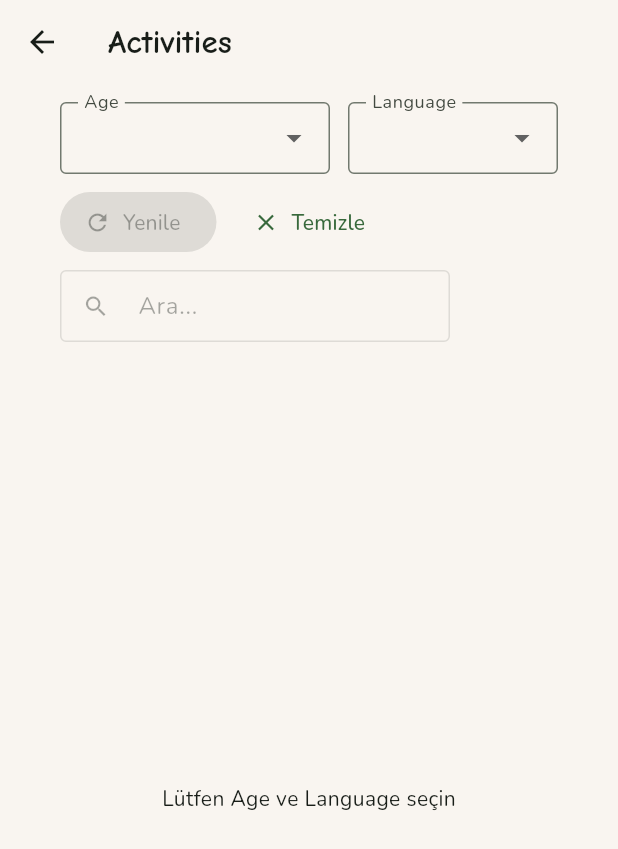
After one commit to mustafayildiz12/play_monti, a Flutter app: the ActivitiesTablePage screen opened by its route, on a phone screen of 412 x 824 dp. The commit adds this screen. Shown: the top 849 px of the screen. Run offline on Flutter 3.47's test engine with Material 3 defaults, Android fonts, the phone set to English and light mode, and no system bars; our stand-ins replace file_picker, firebase_auth, firebase_core, firebase_database, get, get_storage and 6 more; missing offline and left inert: excel, purchases_flutter, syncfusion_flutter_core; accounts and stored records are empty.

Commit message:
Changelog: => upload excel activities, => show all activities page

```diff
--- a/lib/constants/app_pages.dart
+++ b/lib/constants/app_pages.dart
@@ -3,6 +3,7 @@ import 'package:play_monti/constants/app_routes.dart';
 import 'package:play_monti/screens/Auth/forgot_password_screen.dart';
 import 'package:play_monti/screens/Auth/login_screen.dart';
 import 'package:play_monti/screens/Auth/register_page.dart';
+import 'package:play_monti/screens/ExcelActivity/activities_screen.dart';
 import 'package:play_monti/screens/ExcelActivity/upload_activity_excel.dart';
 import 'package:play_monti/screens/Home/ActivityDetail/activity_detail_page.dart';
 import 'package:play_monti/screens/Onboarding/onboarding_flow.dart';
@@ -12,6 +13,8 @@ import 'package:play_monti/screens/tab_screens.dart';
 
 class AppPages {
   static List<GetPage<dynamic>>? pages = [
+    GetPage(
+        name: AppRoutes.activityTable, page: () => const ActivitiesTablePage()),
     GetPage(
         name: AppRoutes.uploadActivityPage,
         page: () => const UploadActivityExcel()),
--- a/lib/constants/app_routes.dart
+++ b/lib/constants/app_routes.dart
@@ -13,4 +13,5 @@ class AppRoutes {
   static String uploadActivityPage = "/uploadActivity";
   static String forgotPasswordPage = "/forgotPassword";
   static String trialPage = "/trialPage";
+  static String activityTable = "/activityTable";
 }
--- /dev/null
+++ b/lib/screens/ExcelActivity/activities_screen.dart
@@ -0,0 +1,308 @@
+import 'package:flutter/material.dart';
+import 'package:play_monti/screens/ExcelActivity/activity_ds.dart';
+import 'package:play_monti/service/activty_service.dart';
+import 'package:syncfusion_flutter_core/theme.dart';
+import 'package:syncfusion_flutter_datagrid/datagrid.dart';
+
+/// --- SAYFA ---
+class ActivitiesTablePage extends StatefulWidget {
+  const ActivitiesTablePage({super.key});
+
+  @override
+  State<ActivitiesTablePage> createState() => _ActivitiesTablePageState();
+}
+
+class _ActivitiesTablePageState extends State<ActivitiesTablePage> {
+  // Dropdown verileri
+  static const List<String> ageOptions = [
+    '18-24',
+    '24-36',
+    '36-48',
+    '48-60',
+  ];
+  static const List<String> langOptions = ['tr', 'en'];
+
+  String? selectedAge;
+  String? selectedLang;
+
+  // UI
+  final TextEditingController _searchCtrl = TextEditingController();
+  bool isLoading = false;
+  String? errorText;
+
+  // DataGrid
+  final int rowsPerPage = 20;
+  ActivitiesDataSource? dataSource;
+  List<String> columns = [
+    // Düzenlenebilir: model kolonlarını burada belirtiyoruz.
+    // Modelin toJson'undan geliyor; yoksa dataSource._mapFromModel'i güncelle.
+    'day'
+        'activity_name'
+        'age_group'
+        'activity_type'
+        'improvement_area'
+        'materials'
+        'step_by_step'
+        'clue'
+        'emoji'
+        'warning_text'
+        'apothegm'
+  ];
+
+  // Veri yükleme
+  Future<void> _load() async {
+    if (selectedAge == null || selectedLang == null) return;
+    setState(() {
+      isLoading = true;
+      errorText = null;
+    });
+    try {
+      // --- Senin mevcut fonksiyonunu burada çağır ---
+      final list = await activityService.getAllActivities(
+          age: selectedAge ?? "18-24", language: selectedLang ?? "tr");
+
+      // Kolonları dinamik tespit etmek istersen (opsiyonel):
+      if (list.isNotEmpty) {
+        list.sort((a, b) => a.day.compareTo(b.day));
+        final keys = list.first.toJson().keys.toList();
+        // En fazla 8 kolonla sınırla, id/title varsa öne al
+        keys.sort((a, b) {
+          int score(String k) =>
+              (k == 'id') ? 0 : (k.toLowerCase().contains('title') ? 1 : 2);
+          return score(a).compareTo(score(b));
+        });
+        columns = keys.take(11).toList(growable: false);
+      }
+
+      dataSource = ActivitiesDataSource(columns: columns, original: list);
+      // Arama kutusu doluysa mevcut filtreyi uygula
+      if (_searchCtrl.text.isNotEmpty) {
+        dataSource!.filter(_searchCtrl.text);
+      }
+    } catch (e) {
+      errorText = 'Veri yüklenirken hata oluştu: $e';
+    } finally {
+      if (mounted) {
+        setState(() => isLoading = false);
+      }
+    }
+  }
+
+  @override
+  void dispose() {
+    _searchCtrl.dispose();
+    super.dispose();
+  }
+
+  @override
+  Widget build(BuildContext context) {
+    final canFetch = selectedAge != null && selectedLang != null;
+
+    return Scaffold(
+      appBar: AppBar(
+        title: const Text('Activities'),
+      ),
+      body: Column(
+        children: [
+          // Filtre bar
+          Padding(
+            padding: const EdgeInsets.all(12),
+            child: Wrap(
+              spacing: 12,
+              runSpacing: 8,
+              crossAxisAlignment: WrapCrossAlignment.center,
+              children: [
+                // Age dropdown
+                SizedBox(
+                  width: 180,
+                  child: DropdownButtonFormField<String>(
+                    initialValue: selectedAge,
+                    decoration: const InputDecoration(
+                      labelText: 'Age',
+                      border: OutlineInputBorder(),
+                      isDense: true,
+                    ),
+                    items: [
+                      const DropdownMenuItem(value: null, child: Text('')),
+                      ...ageOptions.map(
+                          (e) => DropdownMenuItem(value: e, child: Text(e))),
+                    ],
+                    onChanged: (v) async {
+                      setState(() => selectedAge = v);
+                      if (selectedLang != null && v != null) {
+                        await _load();
+                      }
+                    },
+                  ),
+                ),
+                // Language dropdown
+                SizedBox(
+                  width: 140,
+                  child: DropdownButtonFormField<String>(
+                    initialValue: selectedLang,
+                    decoration: const InputDecoration(
+                      labelText: 'Language',
+                      border: OutlineInputBorder(),
+                      isDense: true,
+                    ),
+                    items: [
+                      const DropdownMenuItem(value: null, child: Text('')),
+                      ...langOptions.map((e) => DropdownMenuItem(
+                          value: e, child: Text(e.toUpperCase()))),
+                    ],
+                    onChanged: (v) async {
+                      setState(() => selectedLang = v);
+                      if (selectedAge != null && v != null) {
+                        await _load();
+                      }
+                    },
+                  ),
+                ),
+                // Yenile
+                ElevatedButton.icon(
+                  onPressed: canFetch && !isLoading ? _load : null,
+                  icon: const Icon(Icons.refresh),
+                  label: const Text('Yenile'),
+                ),
+                // Temizle
+                TextButton.icon(
+                  onPressed: () {
+                    setState(() {
+                      selectedAge = null;
+                      selectedLang = null;
+                      dataSource = null;
+                      _searchCtrl.clear();
+                    });
+                  },
+                  icon: const Icon(Icons.clear),
+                  label: const Text('Temizle'),
+                ),
+                // Arama
+                SizedBox(
+                  width: 260,
+                  child: TextField(
+                    controller: _searchCtrl,
+                    enabled: dataSource != null && !isLoading,
+                    decoration: InputDecoration(
+                      prefixIcon: const Icon(Icons.search),
+                      hintText: 'Ara...',
+                      isDense: true,
+                      border: const OutlineInputBorder(),
+                      suffixIcon: _searchCtrl.text.isEmpty
+                          ? null
+                          : IconButton(
+                              onPressed: () {
+                                _searchCtrl.clear();
+                                dataSource?.filter('');
+                                setState(() {});
+                              },
+                              icon: const Icon(Icons.close),
+                            ),
+                    ),
+                    onChanged: (t) => dataSource?.filter(t),
+                  ),
+                ),
+                if (isLoading)
+                  const Padding(
+                    padding: EdgeInsets.only(left: 8),
+                    child: SizedBox(
+                      width: 20,
+                      height: 20,
+                      child: CircularProgressIndicator(strokeWidth: 2),
+                    ),
+                  ),
+              ],
+            ),
+          ),
+          if (errorText != null)
+            Padding(
+              padding: const EdgeInsets.symmetric(horizontal: 12),
+              child: Align(
+                alignment: Alignment.centerLeft,
+                child: Text(
+                  errorText!,
+                  style: const TextStyle(color: Colors.red),
+                ),
+              ),
+            ),
+
+          // Tablo + Pager
+          Expanded(
+            child: dataSource == null
+                ? Center(
+                    child: Text(
+                      canFetch
+                          ? (isLoading
+                              ? 'Yükleniyor...'
+                              : 'Filtre seçildiğinde veri yüklenecek')
+                          : 'Lütfen Age ve Language seçin',
+                    ),
+                  )
+                : Column(
+                    children: [
+                      Expanded(
+                        child: SfDataGridTheme(
+                          data: SfDataGridThemeData(
+                            headerColor: Theme.of(context)
+                                .colorScheme
+                                .surfaceContainerHighest,
+                          ),
+                          child: SfDataGrid(
+                            source: dataSource!,
+                            allowSorting: true,
+                            columnWidthMode: ColumnWidthMode.fill,
+                            gridLinesVisibility: GridLinesVisibility.horizontal,
+                            headerGridLinesVisibility:
+                                GridLinesVisibility.horizontal,
+                            columns: columns
+                                .map(
+                                  (c) => GridColumn(
+                                    columnName: c,
+                                    allowSorting: true,
+                                    width: 250,
+                                    columnWidthMode: ColumnWidthMode.fill,
+                                    label: Container(
+                                      padding: const EdgeInsets.symmetric(
+                                          horizontal: 12),
+                                      alignment: Alignment.centerLeft,
+                                      child: Text(
+                                        c.toUpperCase(),
+                                        overflow: TextOverflow.ellipsis,
+                                        style: const TextStyle(
+                                            fontWeight: FontWeight.w600),
+                                      ),
+                                    ),
+                                  ),
+                                )
+                                .toList(),
+                          ),
+                        ),
+                      ),
+                    ],
+                  ),
+          ),
+        ],
+      ),
+    );
+  }
+}
+
+/// DataPager ile DataGridSource'u bağlamak için küçük bir delegate.
+/// (DataGridSource satırları zaten tutuyor; burada yalnızca "view"u sayfalıyoruz.)
+class _PagerDelegate extends DataPagerDelegate {
+  final ActivitiesDataSource dataSource;
+  final int rowsPerPage;
+
+  _PagerDelegate(this.dataSource, {required this.rowsPerPage});
+
+  int _startRowIndex = 0;
+
+  @override
+  int get rowCount => dataSource.rows.length;
+
+  @override
+  List<DataGridRow> provideRows(int startIndex, int endIndex) {
+    _startRowIndex = startIndex;
+    return dataSource.rows.getRange(startIndex, endIndex).toList();
+  }
+}
--- a/pubspec.yaml
+++ b/pubspec.yaml
@@ -59,6 +59,9 @@ dependencies:
   #Purchases
   purchases_flutter: ^9.6.1
   url_launcher: ^6.3.2
+
+  syncfusion_flutter_datagrid: ^31.1.20
+  syncfusion_flutter_core: ^31.1.20
 
   excel: ^4.0.6
   file_picker: ^8.3.1
```
Also changed, not shown: lib/screens/ExcelActivity/activity_ds.dart (added, +89 -0 lines), lib/screens/ExcelActivity/upload_activity_excel.dart (+23 -5 lines), lib/service/activty_service.dart (+36 -0 lines), pubspec.lock, 1 other file.
